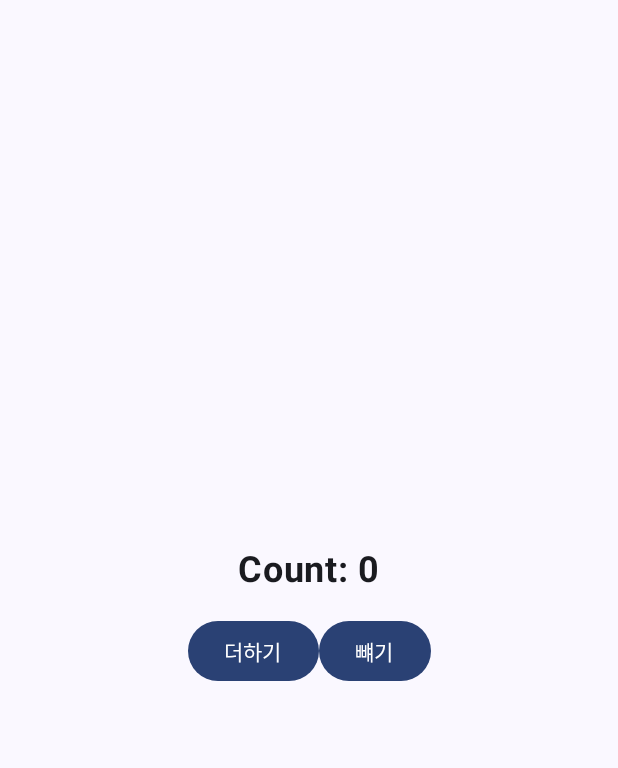
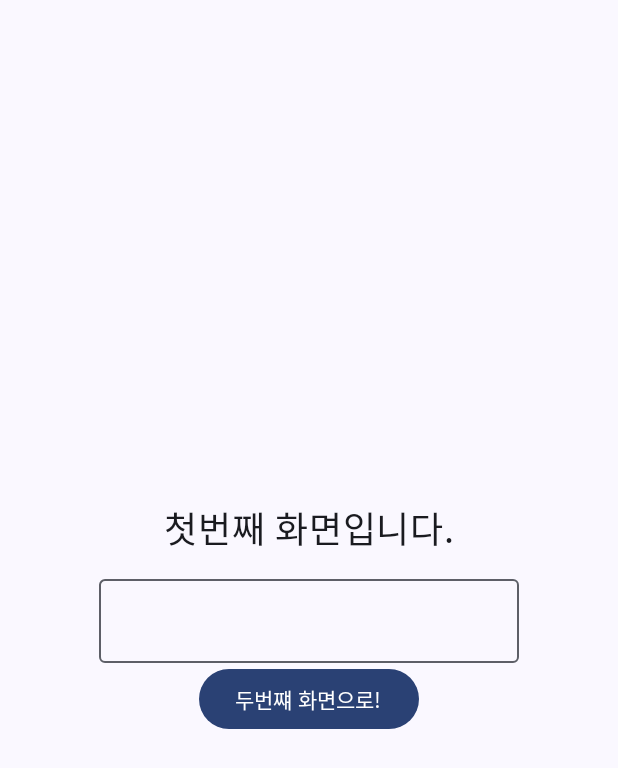
Before and after one commit to Space-Belt/KotlinPractice, an Android app built with Jetpack Compose: the screen it shows after launch (MainActivity), on a phone screen of 412 x 824 dp. Shown: the top 768 px of the screen. Run offline under Robolectric (Android 15) with nearby library versions, the phone set to English and light mode, and no system bars.

Commit message:
feat: 네비게이션 학습

```diff
--- /dev/null
+++ b/app/src/main/java/com/example/firstkotlinpracticeapp/FirstNavigationScreen.kt
@@ -0,0 +1,53 @@
+package com.example.firstkotlinpracticeapp
+
+import androidx.compose.foundation.layout.Arrangement
+import androidx.compose.foundation.layout.Column
+import androidx.compose.foundation.layout.Spacer
+import androidx.compose.foundation.layout.fillMaxSize
+import androidx.compose.foundation.layout.height
+import androidx.compose.foundation.layout.padding
+import androidx.compose.material3.Button
+import androidx.compose.material3.OutlinedTextField
+import androidx.compose.material3.Text
+import androidx.compose.runtime.Composable
+import androidx.compose.runtime.mutableStateOf
+import androidx.compose.runtime.remember
+import androidx.compose.ui.Alignment
+import androidx.compose.ui.Modifier
+import androidx.compose.ui.tooling.preview.Preview
+import androidx.compose.ui.unit.dp
+import androidx.compose.ui.unit.sp
+
+@Composable
+fun FirstScreen(navigationToSecondScreen: () -> Unit) {
+
+    val name = remember {
+        mutableStateOf("")
+    }
+
+    Column(
+        modifier = Modifier.fillMaxSize().padding(16.dp),
+        verticalArrangement = Arrangement.Center,
+        horizontalAlignment = Alignment.CenterHorizontally
+    ){
+        Text("첫번째 화면입니다.", fontSize = 24.sp)
+        Spacer(modifier = Modifier.height(16.dp))
+        OutlinedTextField(value = name.value, onValueChange = {
+            name.value = it
+        })
+
+        Button(
+            onClick = {
+                navigationToSecondScreen()
+            }
+        ) {
+            Text("두번쨰 화면으로!")
+        }
+    }
+}
+
+@Preview(showBackground = true)
+@Composable
+fun FirstPreview() {
+    FirstScreen({})
+}
--- a/app/src/main/java/com/example/firstkotlinpracticeapp/MainActivity.kt
+++ b/app/src/main/java/com/example/firstkotlinpracticeapp/MainActivity.kt
@@ -1,48 +1,63 @@
 package com.example.firstkotlinpracticeapp
 
 import android.os.Bundle
-import android.widget.Toast
 import androidx.activity.ComponentActivity
 import androidx.activity.compose.setContent
 import androidx.activity.enableEdgeToEdge
-import androidx.compose.foundation.layout.Arrangement
-import androidx.compose.foundation.layout.Column
-
-import androidx.compose.foundation.layout.Row
 import androidx.compose.foundation.layout.fillMaxSize
-import androidx.compose.foundation.layout.fillMaxWidth
-import androidx.compose.foundation.layout.padding
-import androidx.compose.foundation.lazy.LazyColumn
-import androidx.compose.foundation.lazy.items
-import androidx.compose.material3.Button
 import androidx.compose.material3.Scaffold
-import androidx.compose.material3.Text
 import androidx.compose.runtime.Composable
-import androidx.compose.runtime.getValue
-import androidx.compose.runtime.mutableStateOf
-import androidx.compose.runtime.remember
-import androidx.compose.runtime.setValue
-import androidx.compose.ui.Alignment
 import androidx.compose.ui.Modifier
-import androidx.compose.ui.platform.LocalContext
-import androidx.compose.ui.tooling.preview.Preview
-import androidx.compose.ui.unit.dp
-import androidx.lifecycle.ViewModel
-import androidx.lifecycle.viewmodel.compose.viewModel
+import androidx.navigation.compose.NavHost
+import androidx.navigation.compose.composable
+import androidx.navigation.compose.rememberNavController
 import com.example.firstkotlinpracticeapp.ui.theme.FirstKotlinPracticeAppTheme
-import kotlin.random.Random
 
 class MainActivity : ComponentActivity() {
     override fun onCreate(savedInstanceState: Bundle?) {
         super.onCreate(savedInstanceState)
         enableEdgeToEdge()
         setContent {
-            val viewModel: CounterViewModelMvvm = viewModel()
             FirstKotlinPracticeAppTheme {
                 Scaffold(modifier = Modifier.fillMaxSize()) { innerPadding ->
-                    TheCounterApp(viewModel)
+//                    RecipeScreen()
+                    MyApp()
                 }
             }
         }
     }
 }
+
+//@Serializable
+//object Profile
+
+@Composable
+fun MyApp() {
+    val navContoller = rememberNavController()
+    NavHost(navController = navContoller, startDestination = "firstNavigationScreen") {
+        composable("firstNavigationScreen"){
+            FirstScreen {
+                navContoller.navigate("SecondNavigationScreen")
+            }
+        }
+        composable("secondNavigationScreen"){
+            SecondScreen {
+                navContoller.navigate("FirstNavigationScreen")
+            }
+        }
+
+    }
+}
+
+//@Serializable
+//object Profile
+//@Serializable
+//object FriendsList
+//
+//val navController = rememberNavController()
+//
+//NavHost(navController = navController, startDestination = Profile) {
+//    composable<Profile> { ProfileScreen( /* ... */ ) }
+//    composable<FriendsList> { FriendsListScreen( /* ... */ ) }
+//    // Add more destinations similarly.
+//}
```
Also changed, not shown: app/src/main/java/com/example/firstkotlinpracticeapp/SecondNavigationScreen.kt (added, +54 -0 lines).
